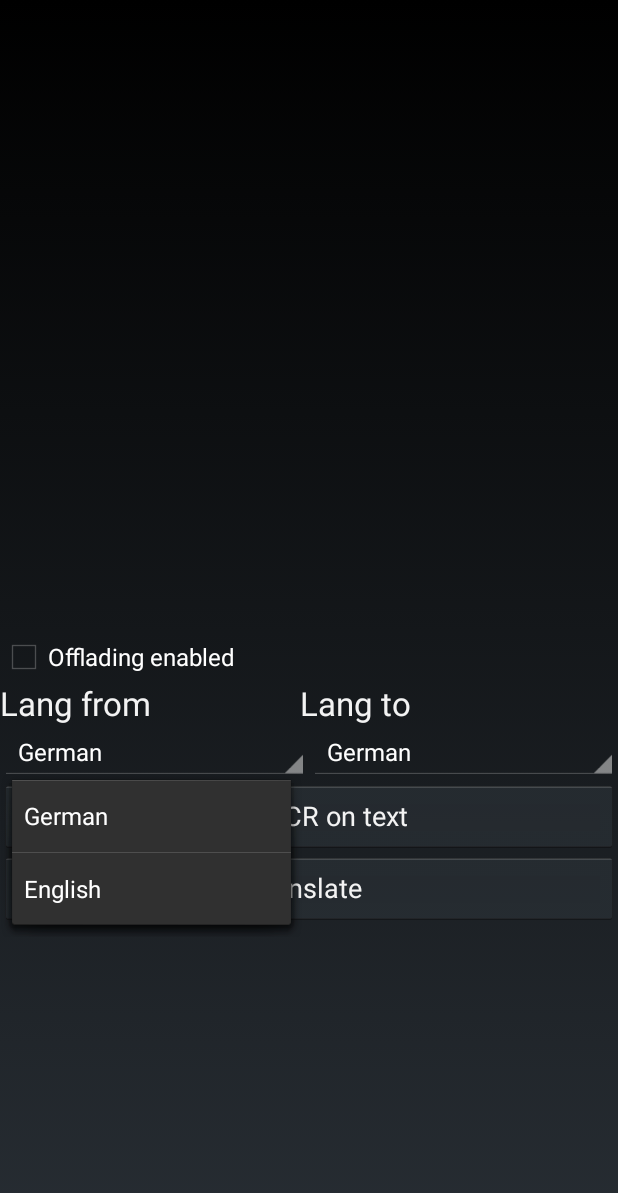
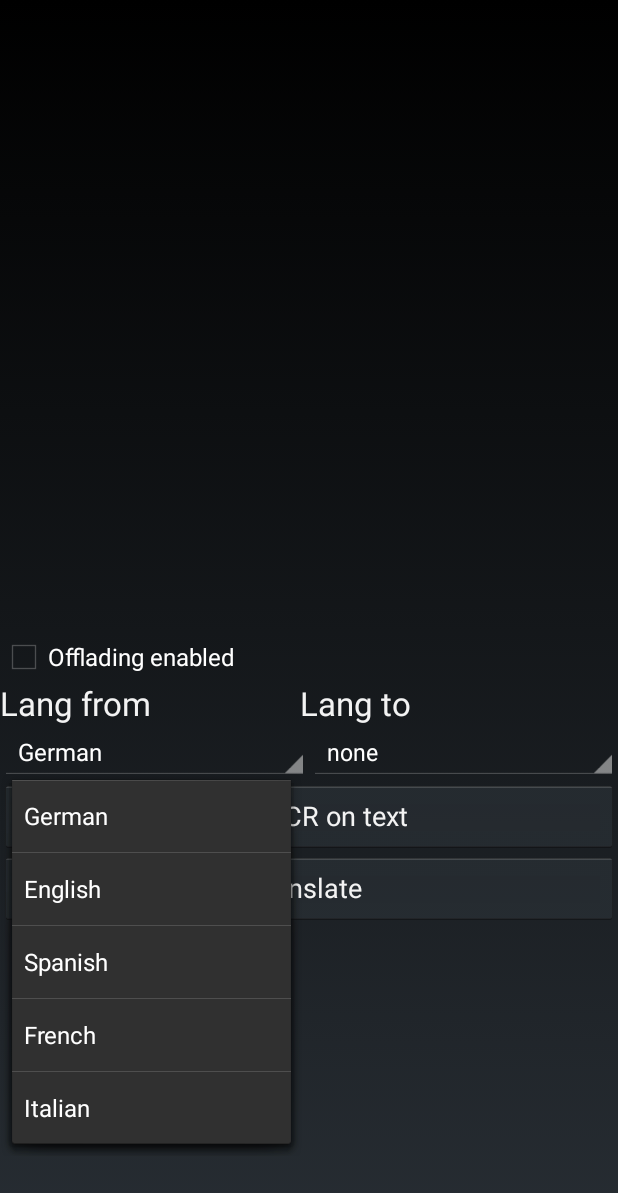
Before and after one commit to senoramarillo/mobilecommunication, an Android app: the Edit screen opened directly, with no data from a screen before it, after a tap on "German", on a phone screen of 412 x 824 dp. Shown: the top 1193 px of the screen. Run offline under Robolectric (Android 15) with nearby library versions, the phone set to English and light mode, and no system bars; libraries missing offline, so code that uses them is left out: com.memetix.mst; 1 statement that could not run was skipped.

Commit message:
adding language in Edit and updating strings

```diff
--- a/mobilcomGui/app/src/main/java/mobilcom/com/example/com/mobilcomgui/Edit.java
+++ b/mobilcomGui/app/src/main/java/mobilcom/com/example/com/mobilcomgui/Edit.java
@@ -12,6 +12,8 @@ import android.widget.ImageView;
 import android.widget.Toast;
 import android.widget.ToggleButton;
 
+import com.memetix.mst.language.Language;
+
 import java.io.File;
 
 /**
@@ -20,14 +22,12 @@ import java.io.File;
 public class Edit extends Activity {
     ImageView iv;
     boolean offloading;
-    Country cFrom;
-    Country cTo;
+    Language cfrom;
+    Language cto;
     Bitmap img;
+    File imgpath;
 
 
-    public enum Country {
-        DE, EN
-    }
 
     @Override
     protected void onCreate(Bundle savedInstanceState) {
@@ -54,14 +54,8 @@ public class Edit extends Activity {
     }
 
 
-    public void translateClick(View v) {
-        Intent i = new Intent(this, Result.class);
-//		String[] result = translateFunction(img, cFrom, cTo,offloading);
-//
-//		i.putExtra("fromText", result[0]);
-//		i.putExtra("toText", result[1]);
-//
-        startActivity(i);
+    public void doStuff(File img,Language from,Language to,Boolean offloading ){
+
     }
 
     public void toggleClicked(View view){
@@ -72,15 +66,10 @@ public class Edit extends Activity {
      * Returns a string array with the Tring from the ocr and the result of the translation
      */
     // File tif String countryfrom String country to Type offloading
-    public String[] translateFunction(Bitmap img,Country from,Country to,Boolean offloading ){
-
-        //TODO call function off group 2
-        return null;
-
-    }
     public void runOCR(View v){
+        Intent intent = new Intent();
     //TODO this should run the OCR modul and redict to the result screen
-
+        doStuff(imgpath,cfrom,cto,offloading);
 
         Toast.makeText(Edit.this, "You pressed the button runOCR", Toast.LENGTH_LONG).show();
     }
--- a/mobilcomGui/app/src/main/java/mobilcom/com/example/com/mobilcomgui/Load_Pic.java
+++ b/mobilcomGui/app/src/main/java/mobilcom/com/example/com/mobilcomgui/Load_Pic.java
@@ -7,6 +7,7 @@ import android.graphics.BitmapFactory;
 import android.os.Bundle;
 import android.view.View;
 import android.widget.ImageView;
+
 import java.io.FileNotFoundException;
 import java.io.IOException;
 import java.io.InputStream;
--- a/mobilcomGui/app/src/main/res/layout/activity_edit.xml
+++ b/mobilcomGui/app/src/main/res/layout/activity_edit.xml
@@ -44,14 +44,14 @@
             android:layout_height="wrap_content"
             android:id="@+id/spinner"
             android:layout_weight="1"
-            android:entries="@array/languages"/>
+            android:entries="@array/languages_from"/>
 
         <Spinner
             android:layout_width="wrap_content"
             android:layout_height="wrap_content"
             android:id="@+id/lang_to"
             android:layout_weight="1"
-            android:entries="@array/languages"/>
+            android:entries="@array/languages_to"/>
     </TableRow>
 
     <Button
--- a/mobilcomGui/app/src/main/res/values/strings.xml
+++ b/mobilcomGui/app/src/main/res/values/strings.xml
@@ -10,9 +10,20 @@
     <string name="translate">translate</string>
     <string name="picBrowser">picBrowser</string>
     <string name="backHome">backHome</string>
-    <string-array name="languages">
+    <string-array name="languages_from">
         <item >German</item>
         <item >English</item>
+        <item >Spanish</item>
+        <item >French</item>
+        <item >Italian</item>
+    </string-array>
+    <string-array name="languages_to">
+        <item >none</item>
+        <item >German</item>
+        <item >English</item>
+        <item >Spanish</item>
+        <item >French</item>
+        <item >Italian</item>
     </string-array>
     <string name="logo">Logo of the app</string>
     <string name="translate_text">Translate text</string>
```
Also changed, not shown: 2 other files.
